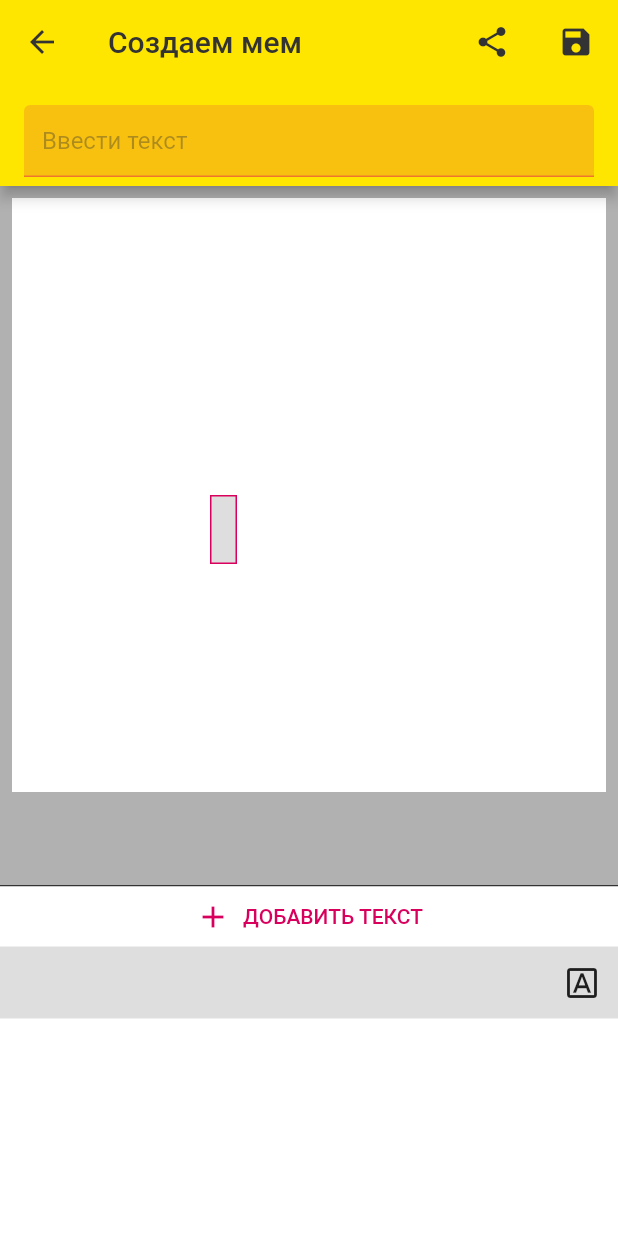
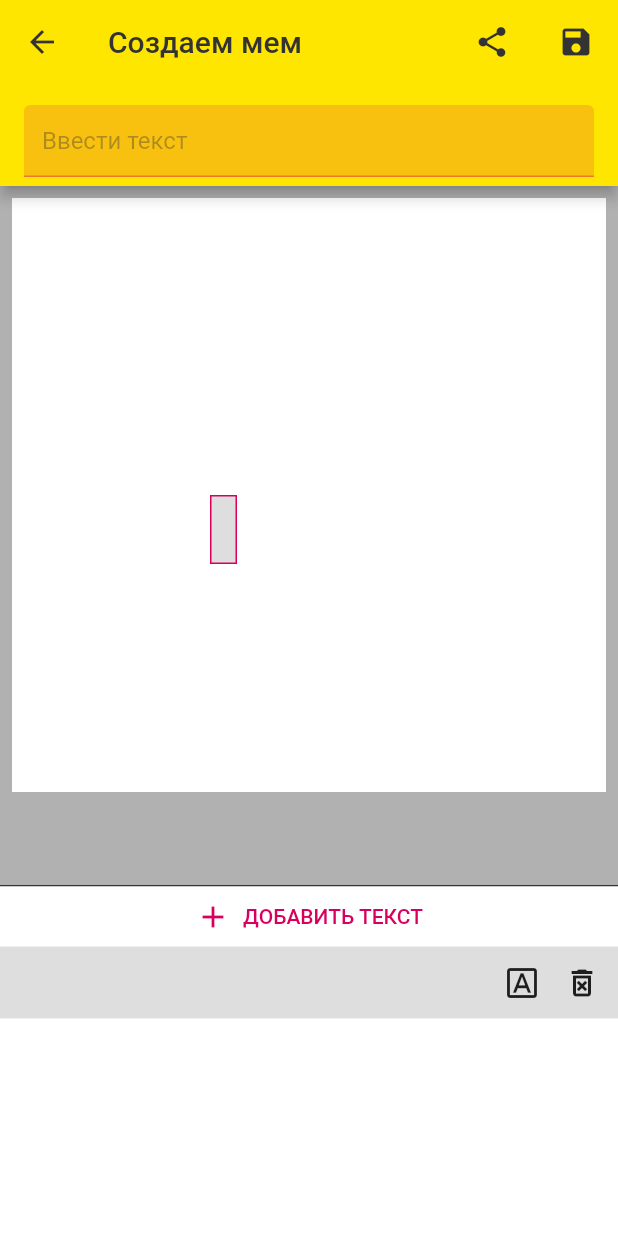
Before and after one commit to RodionSuprun/memogenerator, a Flutter app: the CreateMemePage screen opened directly, after a tap on "ДОБАВИТЬ ТЕКСТ", on a phone screen of 412 x 824 dp. Run offline on Flutter 3.47's test engine with Material 2 defaults, Android fonts, the phone set to English and light mode, and no system bars; drawn by our look-alikes of screenshot; our stand-ins replace equatable, google_fonts, image_picker, rxdart, share_plus, shared_preferences; accounts and stored records are empty.

Commit message:
Lesson 11, removeMeme text by id

```diff
--- a/lib/presentation/create_meme/create_meme_page.dart
+++ b/lib/presentation/create_meme/create_meme_page.dart
@@ -103,16 +103,21 @@ class _CreateMemePageState extends State<CreateMemePage> {
   }
 
   Future<bool?> _showConfirmationExitDialog(BuildContext context) {
-    return showDialog(context: context, builder: (context) {
+    return showDialog(
+        context: context,
+        builder: (context) {
           return AlertDialog(
             title: Text("Хотите выйти"),
             content: Text("Вы потеряете несохраненные изменения"),
             actionsPadding: EdgeInsets.symmetric(horizontal: 16),
             actions: [
-          AppButton(onTap: () => Navigator.of(context).pop(false),
+              AppButton(
+                onTap: () => Navigator.of(context).pop(false),
                 text: "Отмена",
-            color: AppColors.darkGrey,),
-          AppButton(onTap: () => Navigator.of(context).pop(true), text: "Выйти")
+                color: AppColors.darkGrey,
+              ),
+              AppButton(
+                  onTap: () => Navigator.of(context).pop(true), text: "Выйти")
             ],
           );
         });
@@ -262,6 +267,15 @@ class BottomMemeText extends StatelessWidget {
                 child: Icon(Icons.font_download_outlined),
               ),
             ),
+            GestureDetector(
+              onTap: () {
+                bloc.removeMemeText(memeText.memeText.id);
+              },
+              child: Padding(
+                padding: const EdgeInsets.all(8),
+                child: Icon(Icons.delete_forever_outlined),
+              ),
+            ),
             SizedBox(
               width: 4,
             ),
@@ -331,8 +345,7 @@ class MemeTexts extends StatelessWidget {
             return Stack(
               children: memeTextWithOffsets
                   .map(
-                    (memeTextWithOffset) =>
-                    DraggableMemeText(
+                    (memeTextWithOffset) => DraggableMemeText(
                       key: ValueKey(memeTextWithOffset.memeText.id),
                       memeTextWithOffset: memeTextWithOffset,
                       parentConstraints: constraints,
--- a/lib/presentation/create_meme/create_meme_page_bloc.dart
+++ b/lib/presentation/create_meme/create_meme_page_bloc.dart
@@ -264,6 +264,12 @@ class CreateMemePageBloc {
     return false;
   }
 
+  void removeMemeText(final String id) {
+    final copiedList = [...memeTextSubject.value];
+    copiedList.removeWhere((memeText) => memeText.id == id);
+    memeTextSubject.add(copiedList);
+  }
+
   void dispose() {
     memeTextSubject.close();
     selectedMemeTextSubject.close();
```
Lines whose indentation alone changed are shown as unchanged.
